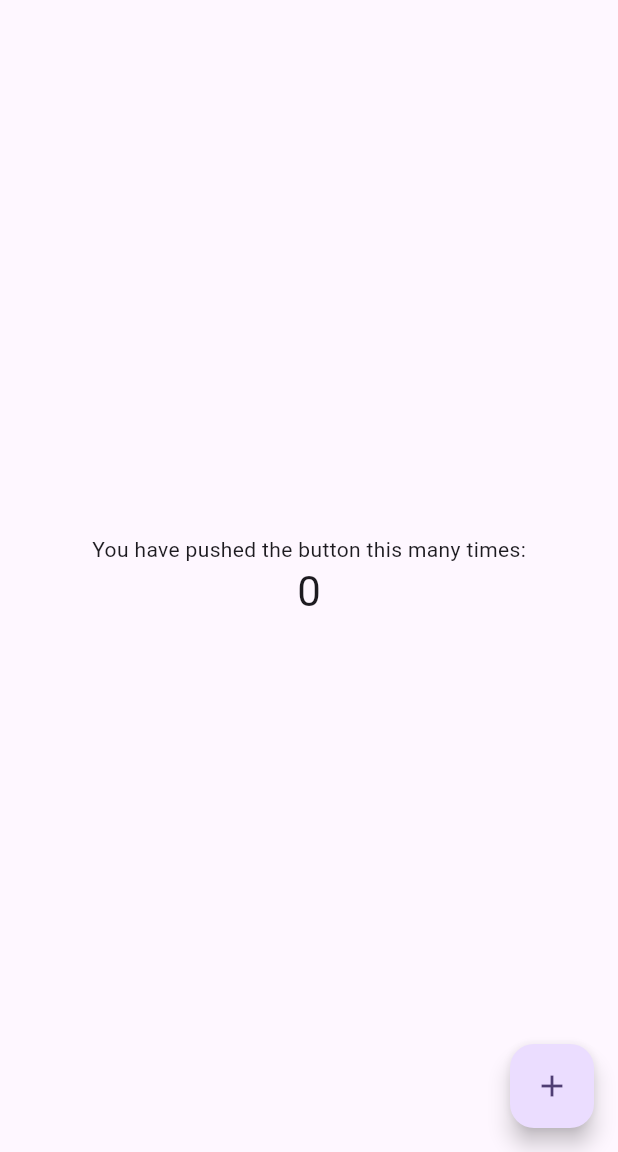
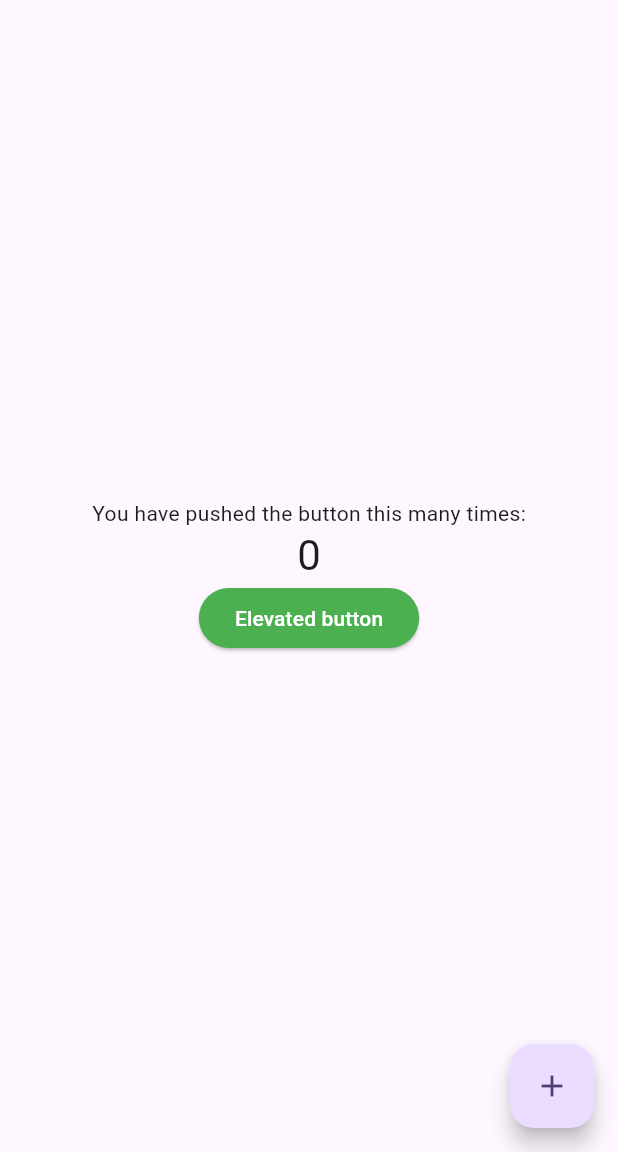
Before and after one commit to JerikoJei/flutter_Jeriko, a Flutter app: the screen it shows after launch, on a phone screen of 412 x 824 dp, the part 84-1236 px from its top. Run offline on Flutter 3.47's test engine with Material 2 defaults, Android fonts, the phone set to English and light mode, and no system bars.

```diff
--- a/08_Introduction-Flutter-Widget/Praktikum/testing/lib/main.dart
+++ b/08_Introduction-Flutter-Widget/Praktikum/testing/lib/main.dart
@@ -30,7 +30,11 @@ class MyApp extends StatelessWidget {
           // tested with just a hot reload.
           colorScheme: ColorScheme.fromSeed(seedColor: Colors.deepPurple),
           useMaterial3: true,
-      ),
+          elevatedButtonTheme: ElevatedButtonThemeData(
+              style: ElevatedButton.styleFrom(
+            backgroundColor: Colors.green,
+            foregroundColor: Colors.white,
+          ))),
       home: const MyHomePage(title: 'Flutter Demo Home Page'),
     );
   }
@@ -70,39 +74,13 @@ class _MyHomePageState extends State<MyHomePage> {
 
   @override
   Widget build(BuildContext context) {
-    // This method is rerun every time setState is called, for instance as done
-    // by the _incrementCounter method above.
-    //
-    // The Flutter framework has been optimized to make rerunning build methods
-    // fast, so that you can just rebuild anything that needs updating rather
-    // than having to individually change instances of widgets.
     return Scaffold(
       appBar: AppBar(
-        // TRY THIS: Try changing the color here to a specific color (to
-        // Colors.amber, perhaps?) and trigger a hot reload to see the AppBar
-        // change color while the other colors stay the same.
         backgroundColor: Theme.of(context).colorScheme.inversePrimary,
-        // Here we take the value from the MyHomePage object that was created by
-        // the App.build method, and use it to set our appbar title.
         title: Text(widget.title),
       ),
       body: Center(
-        // Center is a layout widget. It takes a single child and positions it
-        // in the middle of the parent.
         child: Column(
-          // Column is also a layout widget. It takes a list of children and
-          // arranges them vertically. By default, it sizes itself to fit its
-          // children horizontally, and tries to be as tall as its parent.
-          //
-          // Column has various properties to control how it sizes itself and
-          // how it positions its children. Here we use mainAxisAlignment to
-          // center the children vertically; the main axis here is the vertical
-          // axis because Columns are vertical (the cross axis would be
-          // horizontal).
-          //
-          // TRY THIS: Invoke "debug painting" (choose the "Toggle Debug Paint"
-          // action in the IDE, or press "p" in the console), to see the
-          // wireframe for each widget.
           mainAxisAlignment: MainAxisAlignment.center,
           children: <Widget>[
             const Text(
@@ -112,6 +90,8 @@ class _MyHomePageState extends State<MyHomePage> {
               '$_counter',
               style: Theme.of(context).textTheme.headlineMedium,
             ),
+            ElevatedButton(
+                onPressed: () {}, child: const Text('Elevated button'))
           ],
         ),
       ),
```
Lines whose indentation alone changed are shown as unchanged.
